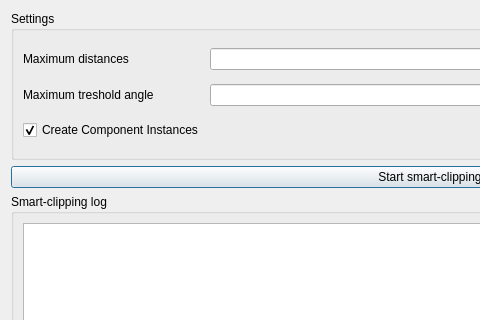
Qt form SIM-VICUS/src/SVSmartIntersectionDialog.ui (ghorwin/SIM-VICUS) before a commit; both pictures show x 0 to 480 and y 0 to 320 of the 860 by 466 pixel window.
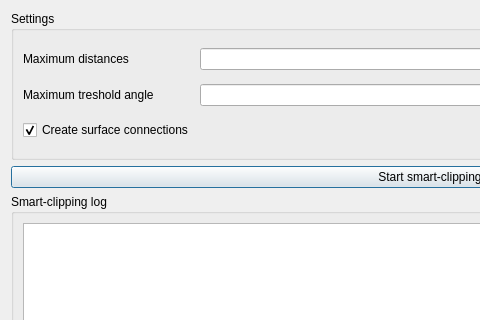
The same form after that commit. Custom widgets are drawn as their Qt base class.

Commit message: Some minor fixes and changes in smart-clipping dialog

What changed in the file:
```diff
--- a/SIM-VICUS/src/SVSmartIntersectionDialog.ui
+++ b/SIM-VICUS/src/SVSmartIntersectionDialog.ui
@@ -59,7 +59,7 @@
         <item row="2" column="0">
          <widget class="QCheckBox" name="checkBoxCreateComp">
           <property name="text">
-           <string>Create Component Instances</string>
+           <string>Create surface connections</string>
           </property>
           <property name="checked">
            <bool>true</bool>
```
Left out of the diff: 2 changed lines with no effect on the pictures. The commit also changes 1 other file.
